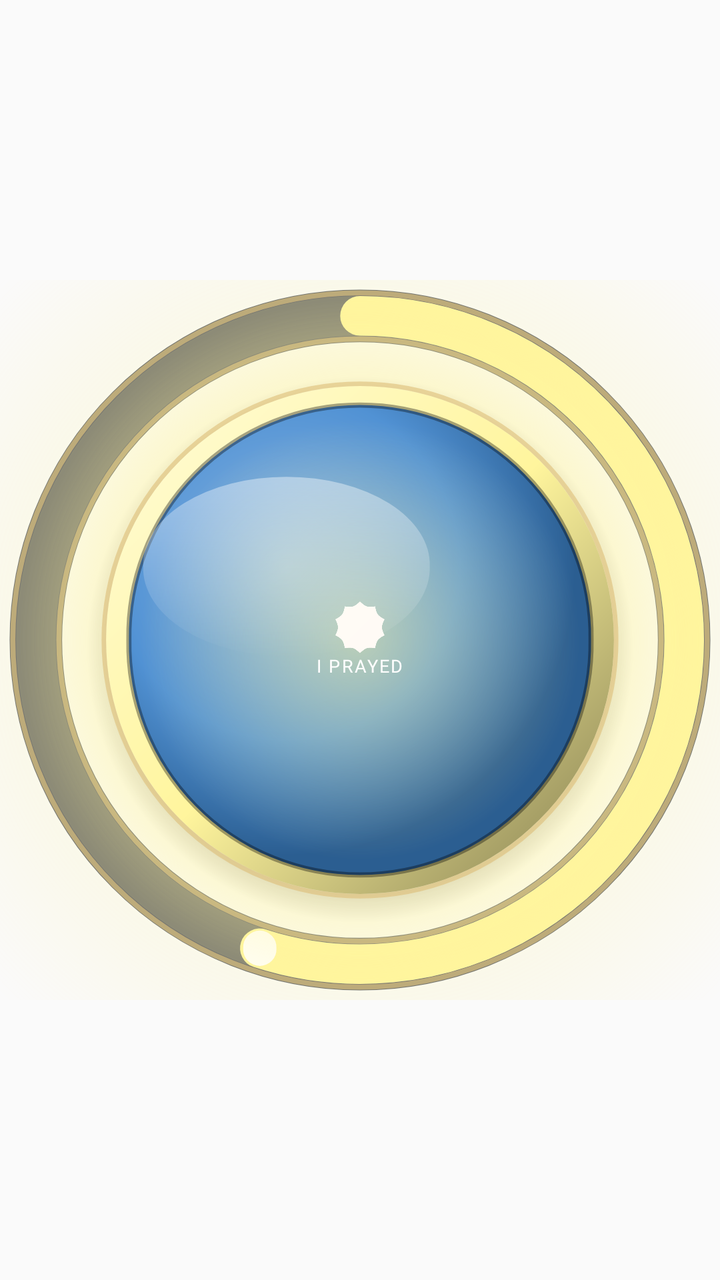
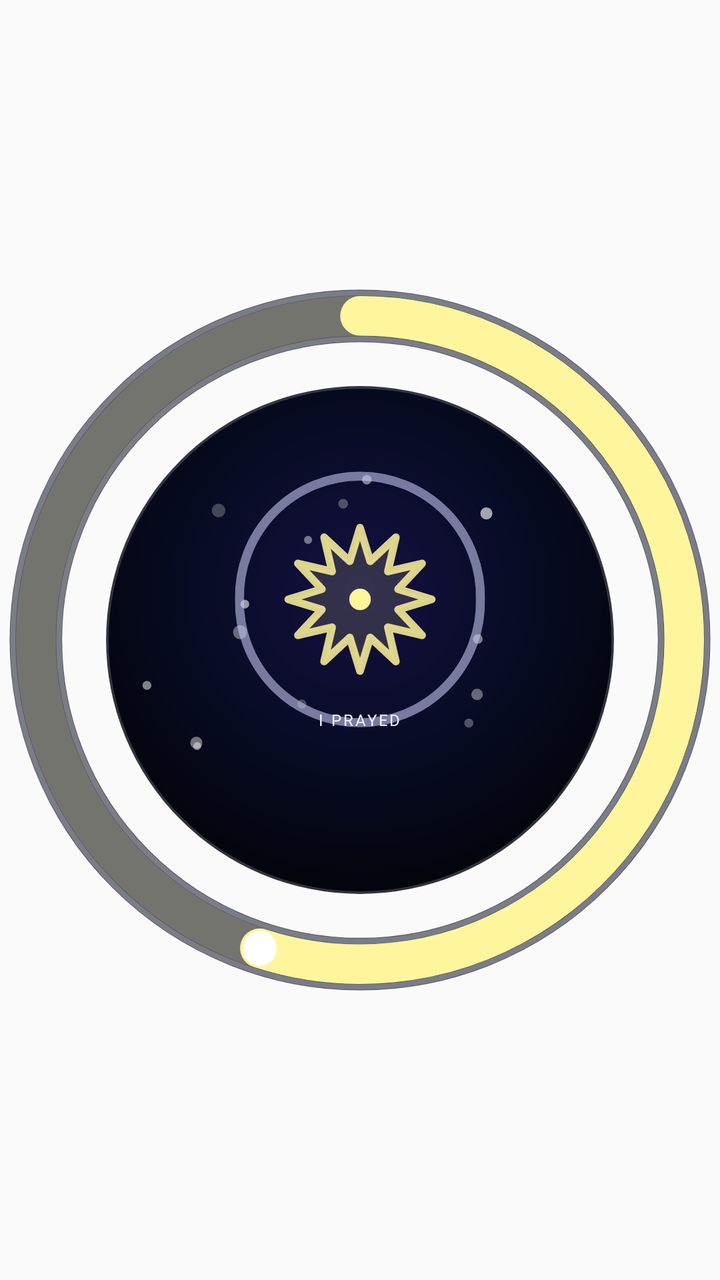

Compare the two renders of this Android layout. The source of the first and the diff that turns it into the second are given below.
<!-- AndroidManifest.xml: application theme Theme.Waktiva -->
<!-- res/layout/widget_orb_preview.xml -->
<?xml version="1.0" encoding="utf-8"?>
<FrameLayout xmlns:android="http://schemas.android.com/apk/res/android"
    android:layout_width="wrap_content"
    android:layout_height="match_parent">

    <ImageView
        android:layout_width="wrap_content"
        android:layout_height="match_parent"
        android:layout_gravity="center"
        android:adjustViewBounds="true"
        android:maxHeight="112dp"
        android:scaleType="fitCenter"
        android:src="@drawable/widget_orb_preview" />

    <LinearLayout
        android:layout_width="wrap_content"
        android:layout_height="wrap_content"
        android:layout_gravity="center"
        android:gravity="center_horizontal"
        android:orientation="vertical">

        <ImageView
            android:layout_width="26dp"
            android:layout_height="26dp"
            android:src="@drawable/clear_day"
            android:tint="#F5FFFFFF" />

        <TextView
            android:layout_width="wrap_content"
            android:layout_height="wrap_content"
            android:fontFamily="@font/inter_bold"
            android:letterSpacing="0.08"
            android:maxLines="1"
            android:text="@string/prayer_log_mark"
            android:textAllCaps="true"
            android:textColor="#FFFFFFFF"
            android:textSize="9sp" />
    </LinearLayout>
</FrameLayout>
<!-- resources referenced by this layout -->
<resources>
  <!-- drawable clear_day (drawable) -->
  <vector xmlns:aapt="http://schemas.android.com/aapt" xmlns:android="http://schemas.android.com/apk/res/android" android:autoMirrored="true" android:height="257dp" android:viewportHeight="257" android:viewportWidth="257" android:width="257dp">
        
      <path android:pathData="M161.93,24.56C146.55,19.54 128.41,0.2 128.41,0.2C128.41,0.2 110.27,19.54 94.89,24.56C79.39,29.61 53.15,24.56 53.15,24.56C53.15,24.56 49.84,51.07 40.25,64.26C30.7,77.38 6.63,88.68 6.63,88.68C6.63,88.68 19.47,111.97 19.47,128.2C19.47,144.43 6.63,167.72 6.63,167.72C6.63,167.72 30.7,179.02 40.25,192.15C49.84,205.33 53.15,231.84 53.15,231.84C53.15,231.84 79.39,226.79 94.89,231.84C110.27,236.86 128.41,256.2 128.41,256.2C128.41,256.2 146.55,236.86 161.93,231.84C177.43,226.79 203.68,231.84 203.68,231.84C203.68,231.84 206.99,205.33 216.58,192.15C226.12,179.02 250.19,167.72 250.19,167.72C250.19,167.72 237.35,144.43 237.35,128.2C237.35,111.97 250.19,88.68 250.19,88.68C250.19,88.68 226.12,77.38 216.58,64.26C206.99,51.07 203.68,24.56 203.68,24.56C203.68,24.56 177.43,29.61 161.93,24.56Z">
              
          <aapt:attr name="android:fillColor">
                    
              <gradient android:endX="256.4" android:endY="256.2" android:startX="0.4" android:startY="0.2" android:type="linear">
                          
                  <item android:color="#FFFFC400" android:offset="0"/>
                          
                  <item android:color="#FFFF6F00" android:offset="1"/>
                        
              </gradient>
                  
          </aapt:attr>
            
      </path>
      
  </vector>
  <!-- drawable widget_orb_preview: vector/xml drawable (drawable, 4659 chars, omitted) -->
  <string name="prayer_log_mark">I prayed</string>
  <style name="Theme.Waktiva" parent="Theme.AppCompat.DayNight.NoActionBar" />
</resources>

<!-- the commit's change to res/layout/widget_orb_preview.xml (unified diff, before → after) -->
@@ -12,28 +12,16 @@
         android:scaleType="fitCenter"
         android:src="@drawable/widget_orb_preview" />
 
-    <LinearLayout
+    <TextView
         android:layout_width="wrap_content"
         android:layout_height="wrap_content"
         android:layout_gravity="center"
-        android:gravity="center_horizontal"
-        android:orientation="vertical">
-
-        <ImageView
-            android:layout_width="26dp"
-            android:layout_height="26dp"
-            android:src="@drawable/clear_day"
-            android:tint="#F5FFFFFF" />
-
-        <TextView
-            android:layout_width="wrap_content"
-            android:layout_height="wrap_content"
-            android:fontFamily="@font/inter_bold"
-            android:letterSpacing="0.08"
-            android:maxLines="1"
-            android:text="@string/prayer_log_mark"
-            android:textAllCaps="true"
-            android:textColor="#FFFFFFFF"
-            android:textSize="9sp" />
-    </LinearLayout>
+        android:layout_marginTop="40dp"
+        android:fontFamily="@font/inter_bold"
+        android:letterSpacing="0.12"
+        android:maxLines="1"
+        android:text="@string/prayer_log_mark"
+        android:textAllCaps="true"
+        android:textColor="#FFF4F1FF"
+        android:textSize="8sp" />
 </FrameLayout>
<!-- resource entries referenced after the edit -->
@@ -1,26 +1,6 @@
 <!-- resources referenced by this layout -->
 <resources>
-  <!-- drawable clear_day (drawable) -->
-  <vector xmlns:aapt="http://schemas.android.com/aapt" xmlns:android="http://schemas.android.com/apk/res/android" android:autoMirrored="true" android:height="257dp" android:viewportHeight="257" android:viewportWidth="257" android:width="257dp">
-        
-      <path android:pathData="M161.93,24.56C146.55,19.54 128.41,0.2 128.41,0.2C128.41,0.2 110.27,19.54 94.89,24.56C79.39,29.61 53.15,24.56 53.15,24.56C53.15,24.56 49.84,51.07 40.25,64.26C30.7,77.38 6.63,88.68 6.63,88.68C6.63,88.68 19.47,111.97 19.47,128.2C19.47,144.43 6.63,167.72 6.63,167.72C6.63,167.72 30.7,179.02 40.25,192.15C49.84,205.33 53.15,231.84 53.15,231.84C53.15,231.84 79.39,226.79 94.89,231.84C110.27,236.86 128.41,256.2 128.41,256.2C128.41,256.2 146.55,236.86 161.93,231.84C177.43,226.79 203.68,231.84 203.68,231.84C203.68,231.84 206.99,205.33 216.58,192.15C226.12,179.02 250.19,167.72 250.19,167.72C250.19,167.72 237.35,144.43 237.35,128.2C237.35,111.97 250.19,88.68 250.19,88.68C250.19,88.68 226.12,77.38 216.58,64.26C206.99,51.07 203.68,24.56 203.68,24.56C203.68,24.56 177.43,29.61 161.93,24.56Z">
-              
-          <aapt:attr name="android:fillColor">
-                    
-              <gradient android:endX="256.4" android:endY="256.2" android:startX="0.4" android:startY="0.2" android:type="linear">
-                          
-                  <item android:color="#FFFFC400" android:offset="0"/>
-                          
-                  <item android:color="#FFFF6F00" android:offset="1"/>
-                        
-              </gradient>
-                  
-          </aapt:attr>
-            
-      </path>
-      
-  </vector>
-  <!-- drawable widget_orb_preview: vector/xml drawable (drawable, 4659 chars, omitted) -->
+  <!-- drawable widget_orb_preview: vector/xml drawable (drawable, 4542 chars, omitted) -->
   <string name="prayer_log_mark">I prayed</string>
   <style name="Theme.Waktiva" parent="Theme.AppCompat.DayNight.NoActionBar" />
 </resources>
